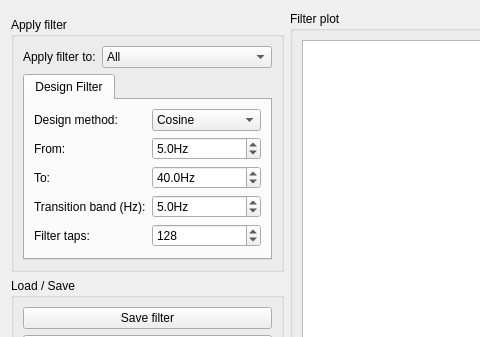
mne-tools/mne-cpp, file libraries/disp/viewers/formfiles/filterdesignview.ui: the form before one commit; both pictures show x 0 to 480 and y 0 to 337 of the 924 by 484 pixel window.
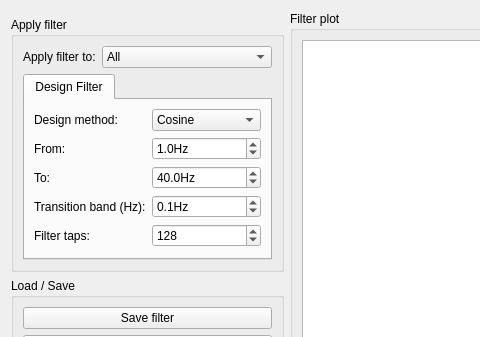
The form after the commit.

Commit message: ENH: Refactor filter design view

What changed in the file:
```diff
--- a/libraries/disp/viewers/formfiles/filterdesignview.ui
+++ b/libraries/disp/viewers/formfiles/filterdesignview.ui
@@ -204,7 +204,7 @@
                  <double>0.100000000000000</double>
                 </property>
                 <property name="value">
-                 <double>5.000000000000000</double>
+                 <double>1.000000000000000</double>
                 </property>
                </widget>
               </item>
@@ -223,7 +223,7 @@
                  <double>0.100000000000000</double>
                 </property>
                 <property name="value">
-                 <double>5.000000000000000</double>
+                 <double>0.100000000000000</double>
                 </property>
                </widget>
               </item>
```
The commit also changes 5 other files.
